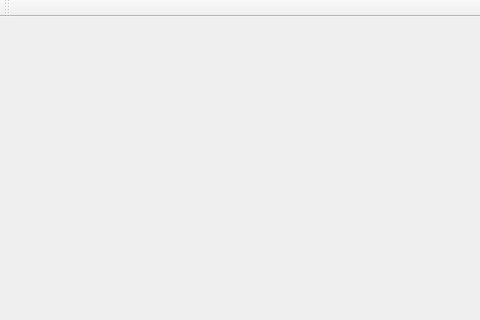
babmukgohazo/pmind, file forms/mainwindow.ui: the form before one commit; both pictures show x 0 to 480 and y 0 to 320 of the 800 by 600 pixel window.
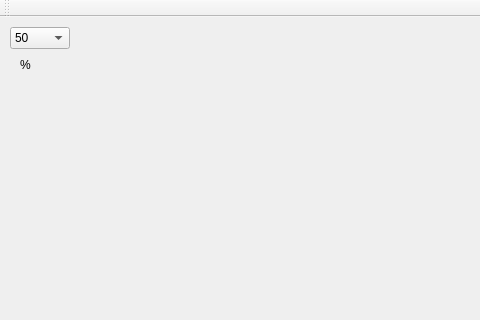
The form after the commit.

Commit message: zoomScale과 병합.

Patch:
```diff
--- a/forms/mainwindow.ui
+++ b/forms/mainwindow.ui
@@ -17,6 +17,68 @@
    <property name="enabled">
     <bool>true</bool>
    </property>
+   <widget class="QComboBox" name="scaleCombo">
+    <property name="geometry">
+     <rect>
+      <x>10</x>
+      <y>10</y>
+      <width>60</width>
+      <height>22</height>
+     </rect>
+    </property>
+    <property name="minimumSize">
+     <size>
+      <width>60</width>
+      <height>0</height>
+     </size>
+    </property>
+    <property name="currentText">
+     <string>100</string>
+    </property>
+    <item>
+     <property name="text">
+      <string>50</string>
+     </property>
+    </item>
+    <item>
+     <property name="text">
+      <string>75</string>
+     </property>
+    </item>
+    <item>
+     <property name="text">
+      <string>100</string>
+     </property>
+    </item>
+    <item>
+     <property name="text">
+      <string>125</string>
+     </property>
+    </item>
+    <item>
+     <property name="text">
+      <string>150</string>
+     </property>
+    </item>
+    <item>
+     <property name="text">
+      <string>200</string>
+     </property>
+    </item>
+   </widget>
+   <widget class="QLabel" name="percentLabel">
+    <property name="geometry">
+     <rect>
+      <x>20</x>
+      <y>40</y>
+      <width>16</width>
+      <height>16</height>
+     </rect>
+    </property>
+    <property name="text">
+     <string>%</string>
+    </property>
+   </widget>
   </widget>
   <widget class="QMenuBar" name="menuBar">
    <property name="geometry">
```
The commit also changes 4 other files.
